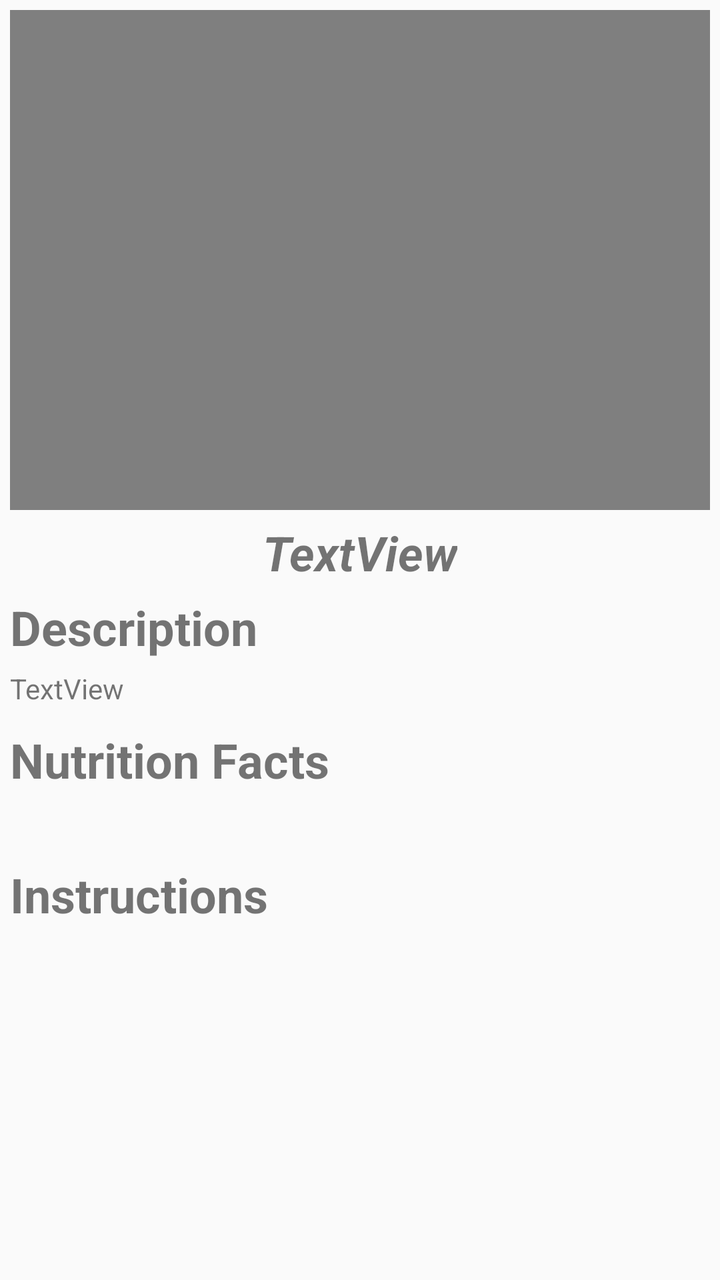
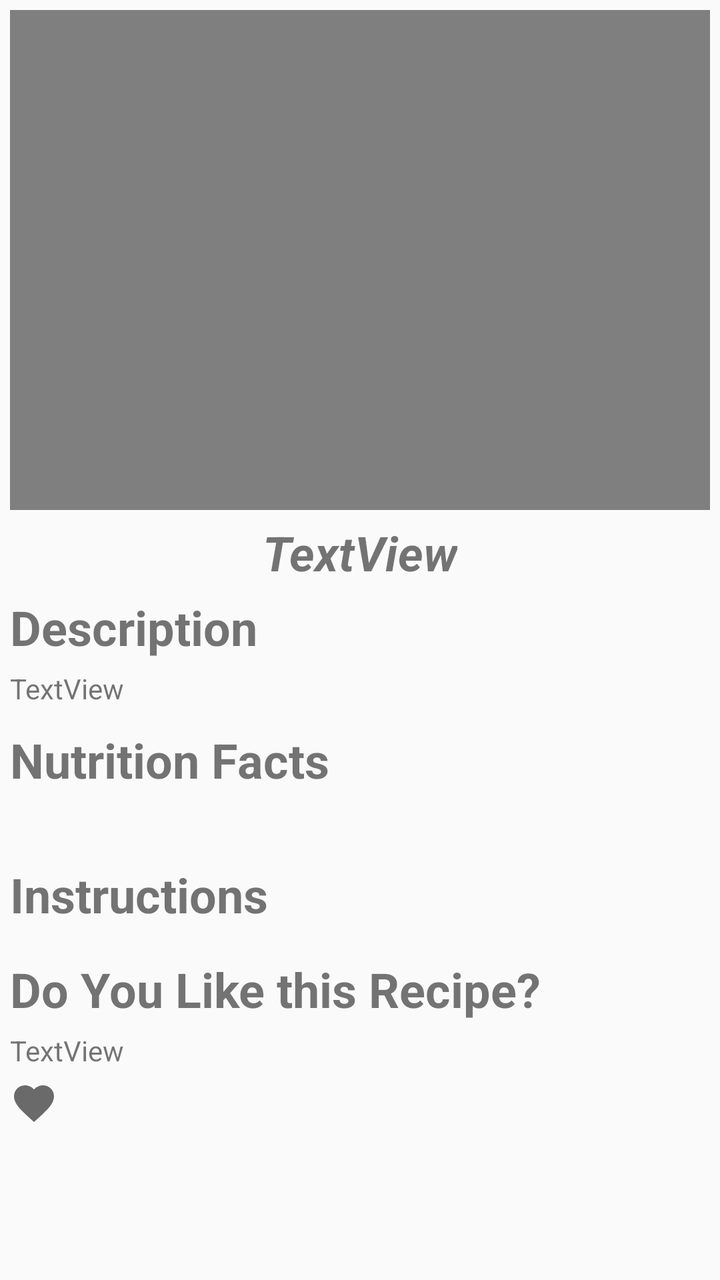

Before-and-after screenshots of an Android layout around one commit, followed by the original layout XML and the change that was made.
<!-- AndroidManifest.xml: application theme Theme.AppCompat.Light.DarkActionBar -->
<!-- res/layout/activity_details.xml -->
<?xml version="1.0" encoding="utf-8"?>
<androidx.constraintlayout.widget.ConstraintLayout xmlns:android="http://schemas.android.com/apk/res/android"
    xmlns:app="http://schemas.android.com/apk/res-auto"
    xmlns:tools="http://schemas.android.com/tools"
    android:id="@+id/main"
    android:layout_width="match_parent"
    android:layout_height="match_parent"
    android:layout_margin="10dp"
    tools:context=".RecipeDetails">

    <ScrollView
        android:layout_width="match_parent"
        android:layout_height="match_parent"
        android:layout_margin="5dp">

        <LinearLayout
            android:layout_width="match_parent"
            android:layout_height="wrap_content"
            android:gravity="center"
            android:orientation="vertical">

            <LinearLayout
                android:layout_width="wrap_content"
                android:layout_height="wrap_content">

                <VideoView
                    android:id="@+id/recipeDetailsVideo"
                    android:layout_width="match_parent"
                    android:layout_height="250dp"
                    android:layout_gravity="center" />

            </LinearLayout>

            <TextView
                android:id="@+id/recipeDetailsName"
                android:layout_width="wrap_content"
                android:layout_height="wrap_content"
                android:layout_margin="5dp"
                android:text="TextView"
                android:textSize="24sp"
                android:textStyle="bold|italic" />

            <TextView
                android:id="@+id/textView2"
                android:layout_width="match_parent"
                android:layout_height="wrap_content"
                android:layout_marginBottom="5dp"
                android:text="Description"
                android:textSize="24sp"
                android:textStyle="bold" />

            <TextView
                android:id="@+id/recipeDetailsDesc"
                android:layout_width="match_parent"
                android:layout_height="wrap_content"
                android:layout_marginBottom="10dp"
                android:text="TextView" />

            <TextView
                android:id="@+id/recipeDetailsNutritionsTitle"
                android:layout_width="match_parent"
                android:layout_height="wrap_content"
                android:layout_marginBottom="5dp"
                android:text="Nutrition Facts"
                android:textSize="24sp"
                android:textStyle="bold" />

            <TableLayout
                android:id="@+id/nutritionTable"
                android:layout_width="match_parent"
                android:layout_height="match_parent"
                android:layout_marginTop="10dp"
                android:layout_marginBottom="10dp"></TableLayout>

            <TextView
                android:id="@+id/recipeDetailsInstructionsTitle"
                android:layout_width="match_parent"
                android:layout_height="wrap_content"
                android:layout_marginTop="10dp"
                android:layout_marginBottom="5dp"
                android:text="Instructions"
                android:textSize="24sp"
                android:textStyle="bold" />

            <ScrollView
                android:layout_width="match_parent"
                android:layout_height="match_parent">

                <LinearLayout
                    android:id="@+id/recipeDetailsInstructions"
                    android:layout_width="match_parent"
                    android:layout_height="wrap_content"
                    android:orientation="vertical" />
            </ScrollView>

        </LinearLayout>
    </ScrollView>

</androidx.constraintlayout.widget.ConstraintLayout>
<!-- resources referenced by this layout -->
<resources>

</resources>

<!-- the commit's change to res/layout/activity_details.xml (unified diff, before → after) -->
@@ -70,7 +70,8 @@
                 android:layout_width="match_parent"
                 android:layout_height="match_parent"
                 android:layout_marginTop="10dp"
-                android:layout_marginBottom="10dp"></TableLayout>
+                android:layout_marginBottom="10dp">
+            </TableLayout>
 
             <TextView
                 android:id="@+id/recipeDetailsInstructionsTitle"
@@ -93,6 +94,32 @@
                     android:orientation="vertical" />
             </ScrollView>
 
+            <TextView
+                android:id="@+id/favorites_title"
+                android:layout_width="match_parent"
+                android:layout_height="wrap_content"
+                android:layout_marginTop="10dp"
+                android:layout_marginBottom="5dp"
+                android:text="Do You Like this Recipe?"
+                android:textSize="24sp"
+                android:textStyle="bold" />
+
+            <TextView
+                android:id="@+id/recipeScore"
+                android:layout_width="match_parent"
+                android:layout_height="wrap_content"
+                android:text="TextView" />
+
+            <ImageView
+                android:id="@+id/favorite_icon"
+                android:layout_width="wrap_content"
+                android:layout_height="wrap_content"
+                android:layout_gravity="start"
+                android:layout_marginTop="5dp"
+                android:clickable="true"
+                android:contentDescription="favorite Icon"
+                android:src="@drawable/icon_favorite_unclicked" />
+
         </LinearLayout>
     </ScrollView>
 
<!-- resource entries referenced after the edit -->
@@ -1,5 +1,10 @@
 <!-- resources referenced by this layout -->
 <resources>
-
+  <!-- drawable icon_favorite_unclicked (drawable) -->
+  <vector xmlns:android="http://schemas.android.com/apk/res/android" android:height="24dp" android:tint="#6A6A6A" android:viewportHeight="24" android:viewportWidth="24" android:width="24dp">
+        
+      <path android:fillColor="@android:color/white" android:pathData="M12,21.35l-1.45,-1.32C5.4,15.36 2,12.28 2,8.5 2,5.42 4.42,3 7.5,3c1.74,0 3.41,0.81 4.5,2.09C13.09,3.81 14.76,3 16.5,3 19.58,3 22,5.42 22,8.5c0,3.78 -3.4,6.86 -8.55,11.54L12,21.35z"/>
+      
+  </vector>
 </resources>
 
